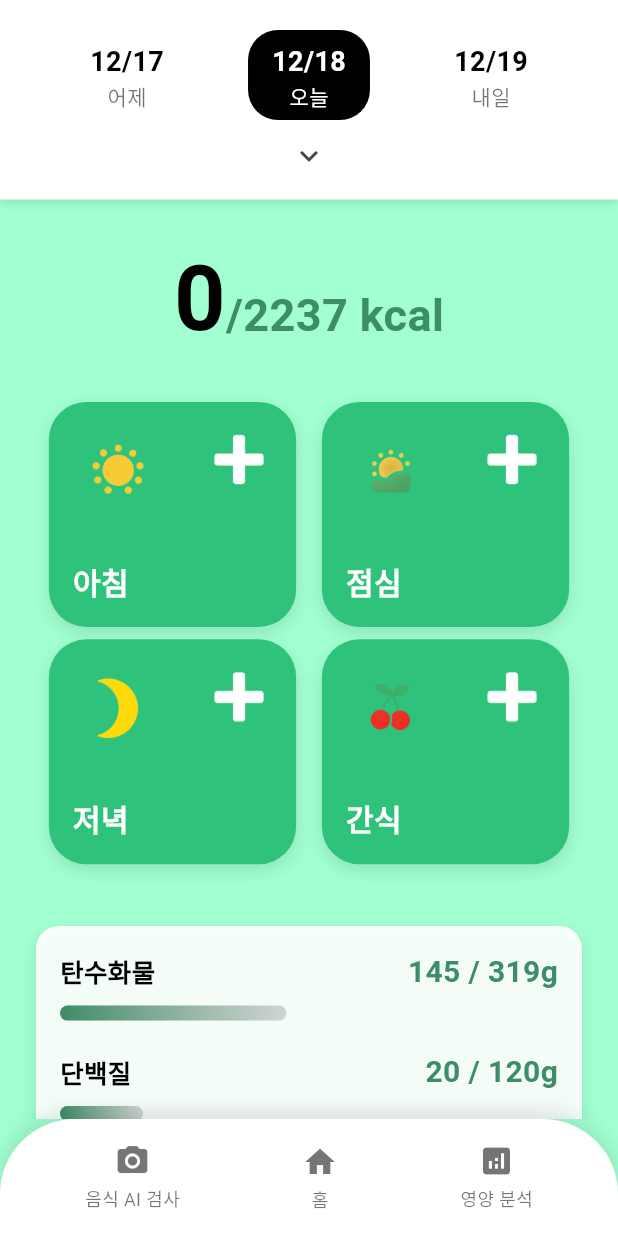
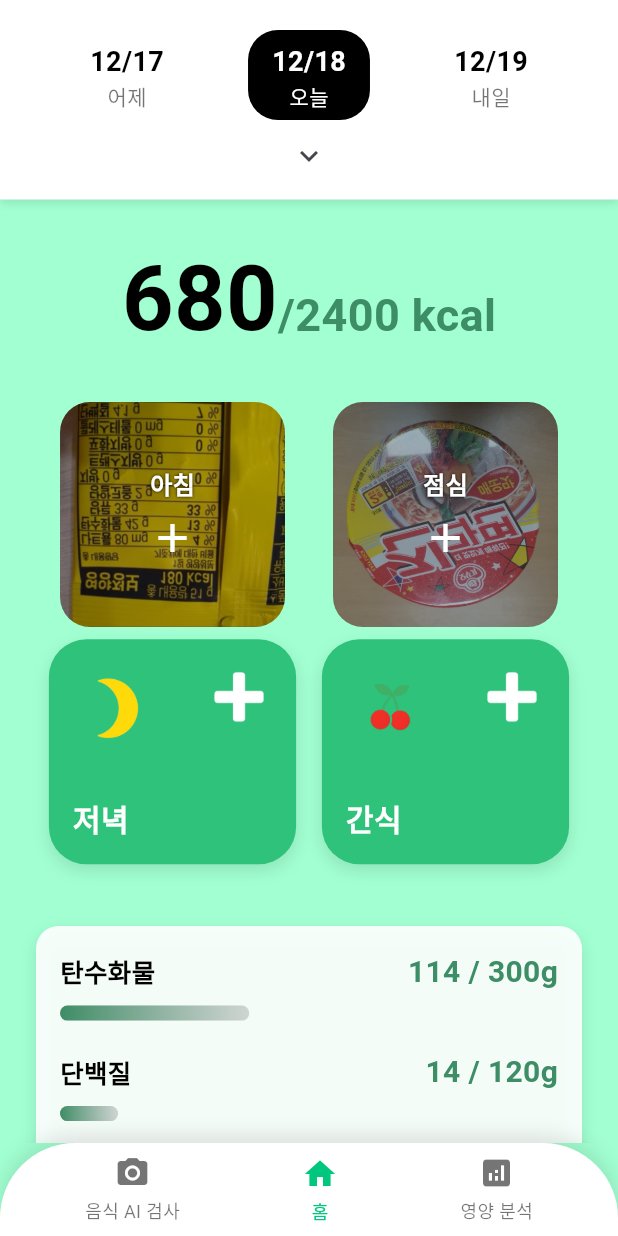
Before and after one commit to ehdrjs4573/bitewise_fe, a Flutter app: the HomeScreen screen opened by its route, on a phone screen of 412 x 824 dp. Run offline on Flutter 3.47's test engine with Material 3 defaults, Android fonts, the phone set to English and light mode, and no system bars; our stand-ins replace image_picker, permission_handler.

```diff
--- a/lib/main.dart
+++ b/lib/main.dart
@@ -1,5 +1,4 @@
 import 'package:flutter/material.dart';
-// intl 패키지의 초기화 라이브러리 import 추가
 import 'package:intl/date_symbol_data_local.dart';
 import 'screens/splash_screen.dart';
 import 'screens/login_screen.dart';
@@ -7,12 +6,9 @@ import 'screens/setup_screen.dart';
 import 'screens/next_setup_screen.dart';
 import 'screens/home_screen/home_screen.dart';
 
-// 1. main 함수를 async로 변경
 void main() async {
-  // 2. runApp 전에 Flutter 엔진이 초기화되었는지 확인 (비동기 main의 필수 과정)
   WidgetsFlutterBinding.ensureInitialized();
 
-  // 3. 한국어 날짜/시간 포맷 데이터를 초기화
   await initializeDateFormatting('ko_KR', null);
 
   runApp(const BiteWiseApp());
--- a/lib/screens/home_screen/home_screen.dart
+++ b/lib/screens/home_screen/home_screen.dart
@@ -1,4 +1,3 @@
-
 import 'package:flutter/material.dart';
 
 import '../camera_screen.dart'; // CameraScreen
@@ -9,6 +8,7 @@ import 'widgets/calorie_display.dart';
 import 'widgets/macro_progress_bar.dart';
 import 'widgets/meal_card.dart';
 import 'widgets/bottom_nav_bar.dart';
+import '../nutrition_analysis.dart';
 
 
 class HomeScreen extends StatefulWidget {
@@ -19,7 +19,7 @@ class HomeScreen extends StatefulWidget {
 }
 
 class _HomeScreenState extends State<HomeScreen> {
-
+int _selectedTabIndex = 1; // 0: 음식AI, 1: 홈, 2: 영양분석
   // 📌 AI 선택 팝업 (다이얼로그로 구현)
   void showAiSelectDialog() {
     showDialog(
@@ -75,17 +75,17 @@ class _HomeScreenState extends State<HomeScreen> {
   // 상태 값들
   DateTime _selectedDate = DateTime.now();
 
-  final int _targetCalories = 2237;
-  int _currentCalories = 0;
+  final int _targetCalories = 2400;
+  int _currentCalories = 680;
 
-  final int _targetCarbs = 319;
-  int _currentCarbs = 145;
+  final int _targetCarbs = 300;
+  int _currentCarbs = 114;
 
   final int _targetProtein = 120;
-  int _currentProtein = 20;
+  int _currentProtein = 14;
 
-  final int _targetFat = 62;
-  int _currentFat = 4;
+  final int _targetFat = 80;
+  int _currentFat = 9;
 
   void _onDateSelected(DateTime newDate) {
     setState(() {
@@ -119,7 +119,16 @@ class _HomeScreenState extends State<HomeScreen> {
     return Scaffold(
       backgroundColor: const Color(0xFFA1FFD1),
       body: SafeArea(
-        child: Column(
+  child: _selectedTabIndex == 2
+      // =========================
+      // 영양 분석 화면
+      // =========================
+      ? const NutritionAnalysisScreen()
+
+      // =========================
+      // 홈 화면 (기존 코드 그대로)
+      // =========================
+      : Column(
           children: [
             DateSelector(
               selectedDate: _selectedDate,
@@ -143,15 +152,110 @@ class _HomeScreenState extends State<HomeScreen> {
                     Row(
                       mainAxisAlignment: MainAxisAlignment.spaceAround,
                       children: [
-                        MealCard(
-                          mealType: '아침',
-                          imagePath: _getImagePathForMeal('아침'),
+                        // 아침 카드 (OCR 영양성분 이미지)
+                        Stack(
+                          children: [
+                            ClipRRect(
+                              borderRadius: BorderRadius.circular(20),
+                              child: ColorFiltered(
+                                colorFilter: ColorFilter.mode(
+                                  Colors.black.withOpacity(0.3),
+                                  BlendMode.darken,
+                                ),
+                                child: Transform(
+                                  alignment: Alignment.center,
+                                  transform: Matrix4.rotationX(3.14159),
+                                  child: Image.asset(
+                                    'assets/images/852AD93F-41EE-498B-9BD4-758F78246D73.png',
+                                    width: 150,
+                                    height: 150,
+                                    fit: BoxFit.cover,
+                                  ),
+                                ),
+                              ),
+                            ),
+                            Positioned.fill(
+                              child: Material(
+                                color: Colors.transparent,
+                                child: InkWell(
+                                  borderRadius: BorderRadius.circular(20),
                                   onTap: () => _onMealCardTapped('아침'),
+                                  child: Column(
+                                    mainAxisAlignment: MainAxisAlignment.center,
+                                    children: const [
+                                      Text(
+                                        '아침',
+                                        style: TextStyle(
+                                          fontSize: 16,
+                                          fontWeight: FontWeight.bold,
+                                          color: Colors.white,
+                                          shadows: [
+                                            Shadow(
+                                                blurRadius: 2,
+                                                color: Colors.black)
+                                          ],
                                         ),
-                        MealCard(
-                          mealType: '점심',
-                          imagePath: _getImagePathForMeal('점심'),
+                                      ),
+                                      SizedBox(height: 8),
+                                      Icon(Icons.add,
+                                          size: 32, color: Colors.white),
+                                    ],
+                                  ),
+                                ),
+                              ),
+                            ),
+                          ],
+                        ),
+                        // ⬅️ 여기 아래 기존 점심 카드 그대로 이어짐
+
+    // 점심 카드 (진라면 이미지)
+    Stack(
+      children: [
+        ClipRRect(
+          borderRadius: BorderRadius.circular(20),
+          child: ColorFiltered(
+            colorFilter: ColorFilter.mode(
+              Colors.black.withOpacity(0.3),
+              BlendMode.darken,
+            ),
+            child: Transform(
+              alignment: Alignment.center,
+              transform: Matrix4.rotationX(3.14159), // 상하 반전
+              child: Image.asset(
+                'assets/images/jinramen.png', // ✅ 저장 위치에 맞게 파일명 변경 필요
+                width: 150,
+                height: 150,
+                fit: BoxFit.cover,
+              ),
+            ),
+          ),
+        ),
+        Positioned.fill(
+          child: Material(
+            color: Colors.transparent,
+            child: InkWell(
+              borderRadius: BorderRadius.circular(20),
               onTap: () => _onMealCardTapped('점심'),
+              child: Column(
+                mainAxisAlignment: MainAxisAlignment.center,
+                children: const [
+                  Text(
+                    '점심',
+                    style: TextStyle(
+                      fontSize: 16,
+                      fontWeight: FontWeight.bold,
+                      color: Colors.white,
+                      shadows: [Shadow(blurRadius: 2, color: Colors.black)],
+                    ),
+                  ),
+                  SizedBox(height: 8),
+                  Icon(Icons.add, size: 32, color: Colors.white),
+                ],
+              ),
+            ),
+          ),
+        ),
+      ],
     ),
   ],
 ),
@@ -220,10 +324,14 @@ class _HomeScreenState extends State<HomeScreen> {
             ),
 
             BottomNavBar(
+  selectedIndex: _selectedTabIndex, // ✅ 이 줄도 필요
   onTap: (index) {
-                // BottomNavBar의 인덱스 0 ('음식 AI 검사')를 탭했을 때
     if (index == 0) {
       showAiSelectDialog();
+    } else {
+      setState(() {
+        _selectedTabIndex = index;
+      });
     }
   },
 ),
--- a/lib/screens/home_screen/widgets/bottom_nav_bar.dart
+++ b/lib/screens/home_screen/widgets/bottom_nav_bar.dart
@@ -1,10 +1,12 @@
 import 'package:flutter/material.dart';
 
 class BottomNavBar extends StatelessWidget {
+  final int selectedIndex;
   final Function(int) onTap;
 
   const BottomNavBar({
     super.key,
+    required this.selectedIndex,
     required this.onTap,
   });
 
@@ -24,7 +26,7 @@ class BottomNavBar extends StatelessWidget {
       ),
       child: SafeArea(
         child: Padding(
-          padding: const EdgeInsets.symmetric(vertical: 8.0, horizontal: 16.0),
+          padding: const EdgeInsets.symmetric(vertical: 8, horizontal: 16),
           child: Row(
             mainAxisAlignment: MainAxisAlignment.spaceAround,
             children: [
@@ -39,22 +41,18 @@ class BottomNavBar extends StatelessWidget {
   }
 
   Widget _buildNavItem(int index, IconData icon, String label) {
+    final isSelected = selectedIndex == index;
+    final color = isSelected ? const Color(0xFF00C67E) : Colors.black54;
+
     return InkWell(
       onTap: () => onTap(index),
-      borderRadius: BorderRadius.circular(12),
-      child: Padding(
-        padding: const EdgeInsets.all(8.0),
-        child: Column(
-          mainAxisSize: MainAxisSize.min,
-          children: [
-            Icon(icon, color: Colors.black54),
-            const SizedBox(height: 4),
-            Text(
-              label,
-              style: const TextStyle(fontSize: 12, color: Colors.black54),
-            ),
-          ],
-        ),
+      child: Column(
+        mainAxisSize: MainAxisSize.min,
+        children: [
+          Icon(icon, color: color),
+          const SizedBox(height: 4),
+          Text(label, style: TextStyle(fontSize: 12, color: color)),
+        ],
       ),
     );
   }
--- a/lib/screens/next_setup_screen.dart
+++ b/lib/screens/next_setup_screen.dart
@@ -8,10 +8,10 @@ class NextSetupScreen extends StatefulWidget {
 }
 
 class _NextSetupScreenState extends State<NextSetupScreen> {
-  String _calories = '2500kcal';
-  String _carbs = '200g';
-  String _protein = '100g';
-  String _fat = '50g';
+  String _calories = '2400kcal';
+  String _carbs = '300g';
+  String _protein = '120g';
+  String _fat = '80g';
 
   Future<void> _showEditDialog(BuildContext context, String label, String currentValue) async {
     final TextEditingController controller = TextEditingController(text: currentValue);
@@ -93,7 +93,7 @@ class _NextSetupScreenState extends State<NextSetupScreen> {
                           ],
                         ),
                         child: const Text(
-                          '기초대사량 : 2000kcal',
+                          '기초대사량 : 1605kcal',
                           style: TextStyle(fontSize: 18, fontWeight: FontWeight.w600),
                         ),
                       ),
--- /dev/null
+++ b/lib/screens/nutrition_analysis.dart
@@ -0,0 +1,22 @@
+import 'package:flutter/material.dart';
+
+class NutritionAnalysisScreen extends StatelessWidget {
+  const NutritionAnalysisScreen({super.key});
+
+  @override
+  Widget build(BuildContext context) {
+    return Container(
+      color: const Color(0xFFA1FFD1),
+      child: const Center(
+        child: Text(
+          '영양 분석 화면\n(하드코딩)',
+          textAlign: TextAlign.center,
+          style: TextStyle(
+            fontSize: 22,
+            fontWeight: FontWeight.bold,
+          ),
+        ),
+      ),
+    );
+  }
+}
```
Also changed, not shown: assets/images/852AD93F-41EE-498B-9BD4-758F78246D73.png (added), assets/images/jinramen.png (added), lib/screens/home_screen/widgets/macro_progress_bar.dart (line endings or trailing spaces). Lines whose indentation alone changed are shown as unchanged.
